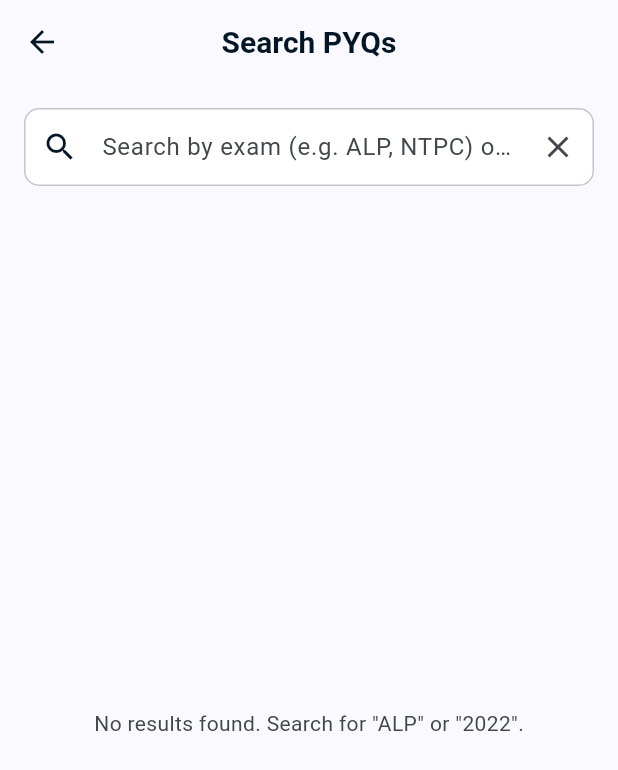
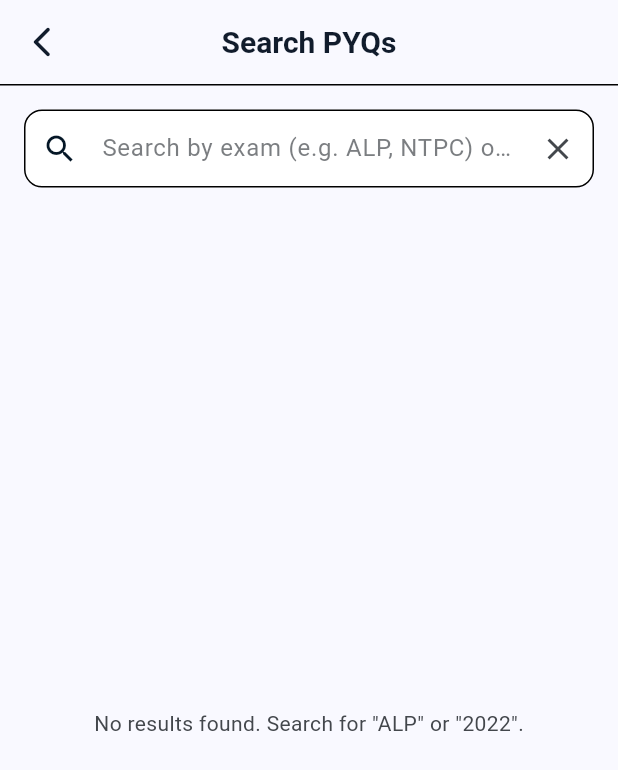
Before and after one commit to factspatrika/PYQsapps, a Flutter app: the SearchScreen screen opened directly, on a phone screen of 412 x 824 dp. Shown: the top 770 px of the screen. Run offline on Flutter 3.47's test engine with Material 3 defaults, Android fonts, the phone set to English and light mode, and no system bars; our stand-ins replace flutter_riverpod, flutter_staggered_animations, google_mobile_ads, hive, hive_flutter; missing offline and left inert: razorpay_flutter; accounts and stored records are empty; network calls fail; Roboto replaces fonts that are missing (Be Vietnam Pro); statements that could not run were skipped.

Commit message:
Fix dark mode bugs in SearchScreen and update progress calculations on Home and Subjects screens dynamically

```diff
--- a/lib/presentation/screens/search_screen.dart
+++ b/lib/presentation/screens/search_screen.dart
@@ -1,7 +1,6 @@
 import 'package:flutter/material.dart';
 import '../../data/repositories/caching_service.dart';
 import '../../data/models/hive_models.dart';
-import '../theme/app_theme.dart';
 import 'quiz_screen.dart';
 
 class SearchScreen extends StatefulWidget {
@@ -74,12 +73,23 @@ class _SearchScreenState extends State<SearchScreen> {
 
   @override
   Widget build(BuildContext context) {
+    final theme = Theme.of(context);
+    final isDark = theme.brightness == Brightness.dark;
+
     return Scaffold(
-      backgroundColor: AppTheme.backgroundColor,
+      backgroundColor: theme.scaffoldBackgroundColor,
       appBar: AppBar(
-        title: const Text('Search PYQs', style: TextStyle(fontWeight: FontWeight.bold)),
-        backgroundColor: AppTheme.backgroundColor,
+        leading: IconButton(
+          icon: Icon(Icons.arrow_back_ios_new_rounded, color: theme.colorScheme.onSurface),
+          onPressed: () => Navigator.pop(context),
+        ),
+        title: Text('Search PYQs', style: TextStyle(fontWeight: FontWeight.bold, color: theme.colorScheme.onSurface)),
+        backgroundColor: theme.scaffoldBackgroundColor,
         elevation: 0,
+        bottom: PreferredSize(
+          preferredSize: const Size.fromHeight(1),
+          child: Divider(height: 1, thickness: 1, color: theme.dividerColor),
+        ),
       ),
       body: Column(
         children: [
@@ -88,25 +98,27 @@ class _SearchScreenState extends State<SearchScreen> {
             child: TextField(
               controller: _searchController,
               onChanged: _performSearch,
+              style: TextStyle(color: theme.colorScheme.onSurface),
               decoration: InputDecoration(
                 hintText: 'Search by exam (e.g. ALP, NTPC) or year (e.g. 2022)',
-                prefixIcon: const Icon(Icons.search, color: AppTheme.primaryColor),
+                hintStyle: TextStyle(color: theme.colorScheme.onSurfaceVariant.withValues(alpha: 0.7)),
+                prefixIcon: Icon(Icons.search, color: theme.colorScheme.primary),
                 suffixIcon: IconButton(
-                  icon: const Icon(Icons.clear),
+                  icon: Icon(Icons.clear, color: theme.colorScheme.onSurfaceVariant),
                   onPressed: () {
                     _searchController.clear();
                     _performSearch('');
                   },
                 ),
                 filled: true,
-                fillColor: Colors.white,
-                border: OutlineInputBorder(
+                fillColor: theme.cardColor,
+                enabledBorder: OutlineInputBorder(
                   borderRadius: BorderRadius.circular(12),
-                  borderSide: const BorderSide(color: Color(0xFFC4C6CC)),
+                  borderSide: BorderSide(color: theme.dividerColor),
                 ),
                 focusedBorder: OutlineInputBorder(
                   borderRadius: BorderRadius.circular(12),
-                  borderSide: const BorderSide(color: AppTheme.primaryColor, width: 2),
+                  borderSide: BorderSide(color: theme.colorScheme.primary, width: 2),
                 ),
               ),
             ),
@@ -118,14 +130,14 @@ class _SearchScreenState extends State<SearchScreen> {
               child: Row(
                 mainAxisAlignment: MainAxisAlignment.spaceBetween,
                 children: [
-                  Text('${_searchResults.length} questions found', style: const TextStyle(color: AppTheme.primaryColor, fontWeight: FontWeight.bold)),
+                  Text('${_searchResults.length} questions found', style: TextStyle(color: theme.colorScheme.primary, fontWeight: FontWeight.bold)),
                   ElevatedButton.icon(
                     onPressed: _startCustomQuiz,
                     icon: const Icon(Icons.play_arrow, size: 16),
                     label: const Text('Start Quiz'),
                     style: ElevatedButton.styleFrom(
-                      backgroundColor: AppTheme.secondaryColor,
-                      foregroundColor: Colors.white,
+                      backgroundColor: theme.colorScheme.primary,
+                      foregroundColor: isDark ? theme.scaffoldBackgroundColor : Colors.white,
                     ),
                   )
                 ],
@@ -134,7 +146,7 @@ class _SearchScreenState extends State<SearchScreen> {
 
           Expanded(
             child: _searchResults.isEmpty
-                ? const Center(child: Text('No results found. Search for "ALP" or "2022".', style: TextStyle(color: AppTheme.subtitleColor)))
+                ? Center(child: Text('No results found. Search for "ALP" or "2022".', style: TextStyle(color: theme.colorScheme.onSurfaceVariant)))
                 : ListView.builder(
                     padding: const EdgeInsets.all(16),
                     itemCount: _searchResults.length,
@@ -144,9 +156,9 @@ class _SearchScreenState extends State<SearchScreen> {
                         margin: const EdgeInsets.only(bottom: 12),
                         padding: const EdgeInsets.all(16),
                         decoration: BoxDecoration(
-                          color: Colors.white,
+                          color: theme.cardColor,
                           borderRadius: BorderRadius.circular(12),
-                          border: Border.all(color: const Color(0xFFC4C6CC)),
+                          border: Border.all(color: theme.dividerColor),
                         ),
                         child: Column(
                           crossAxisAlignment: CrossAxisAlignment.start,
@@ -156,12 +168,12 @@ class _SearchScreenState extends State<SearchScreen> {
                                 Container(
                                   padding: const EdgeInsets.symmetric(horizontal: 8, vertical: 4),
                                   decoration: BoxDecoration(
-                                    color: const Color(0xFFD3E4FA), // primary-fixed
+                                    color: isDark ? const Color(0xFF1E293B) : const Color(0xFFD3E4FA),
                                     borderRadius: BorderRadius.circular(4),
                                   ),
                                   child: Text(
                                     '${question.examName ?? ''} ${question.examYear ?? ''}'.trim(),
-                                    style: const TextStyle(color: AppTheme.primaryColor, fontSize: 10, fontWeight: FontWeight.bold),
+                                    style: TextStyle(color: theme.colorScheme.primary, fontSize: 10, fontWeight: FontWeight.bold),
                                   ),
                                 ),
                               ],
@@ -169,7 +181,7 @@ class _SearchScreenState extends State<SearchScreen> {
                             const SizedBox(height: 8),
                             Text(
                               question.question,
-                              style: const TextStyle(color: AppTheme.textColor, fontSize: 14),
+                              style: TextStyle(color: theme.colorScheme.onSurface, fontSize: 14),
                             ),
                           ],
                         ),
```
Also changed, not shown: lib/data/repositories/tracking_service.dart (+11 -0 lines), lib/presentation/screens/home_screen.dart (+12 -3 lines), lib/presentation/screens/quiz_result_screen.dart (+17 -3 lines), lib/presentation/screens/subjects_screen.dart (+5 -5 lines).
